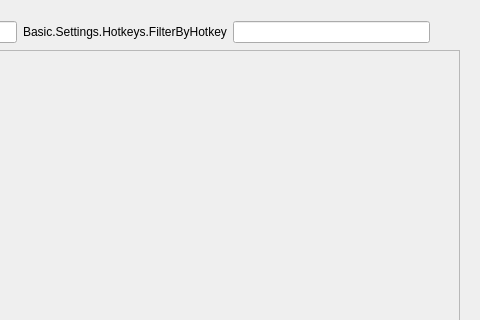
Old version of the form UI/forms/OBSBasicSettings.ui in the repository BlueCheeseburger/obs-studio; both pictures show x 501 to 981 and y 0 to 320 of the 981 by 726 pixel window.
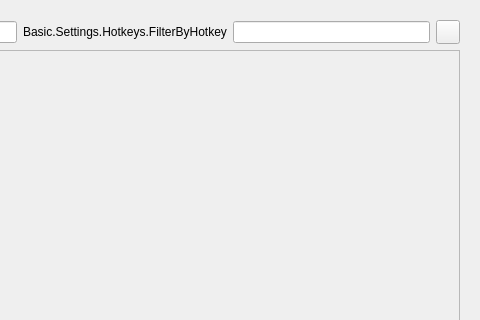
New version of the form. The open tabs and pages were chosen to show the change. Icons and pictures are not drawn. Custom widgets are drawn as their Qt base class.

Patch:
```diff
--- a/UI/forms/OBSBasicSettings.ui
+++ b/UI/forms/OBSBasicSettings.ui
@@ -4832,7 +4832,7 @@
               <string>Clear</string>
              </property>
              <property name="flat">
-              <bool>true</bool>
+              <bool>false</bool>
              </property>
              <property name="themeID" stdset="0">
               <string>trashIcon</string>
```
Left out of the diff: 2 changed lines with no effect on the pictures.
